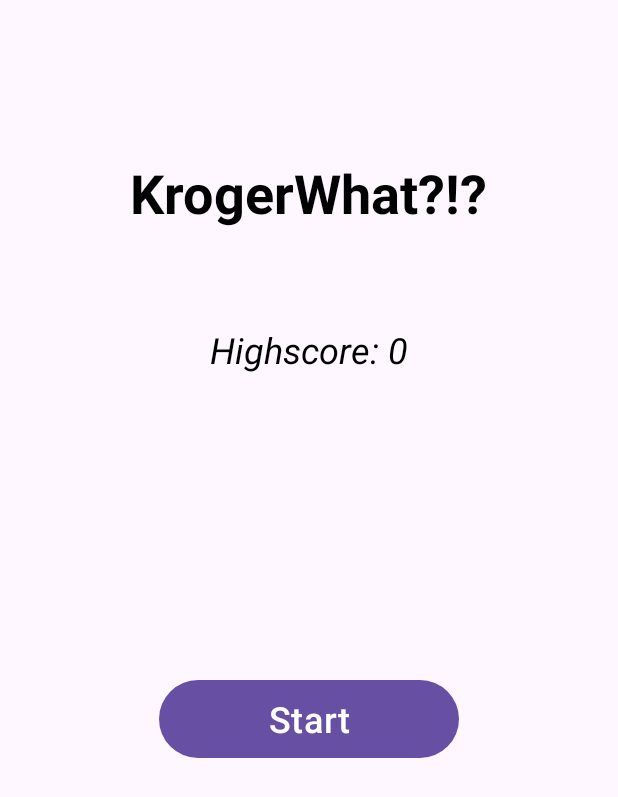
After one commit to VicAlexSim/AmazonWhat, an Android app: the layout menu.xml on its own in the app's theme, with its tools: preview values and no code run, on a phone screen of 412 x 824 dp. The commit adds this screen. Shown: the top 797 px of the screen. Run offline under Robolectric (Android 15) with nearby library versions, the phone set to English and light mode, and no system bars.

Commit message:
Menu Screen

```diff
--- /dev/null
+++ b/app/src/main/res/layout/menu.xml
@@ -0,0 +1,50 @@
+<?xml version="1.0" encoding="utf-8"?>
+<androidx.constraintlayout.widget.ConstraintLayout
+    xmlns:android="http://schemas.android.com/apk/res/android"
+    xmlns:app="http://schemas.android.com/apk/res-auto"
+    android:layout_width="match_parent"
+    android:layout_height="match_parent"
+    android:padding="24dp">
+
+    <!-- Header -->
+    <TextView
+        android:id="@+id/app_title"
+        android:layout_width="wrap_content"
+        android:layout_height="wrap_content"
+        android:text="@string/app_title"
+        android:textSize="36sp"
+        android:textStyle="bold"
+        android:textColor="#000000"
+        app:layout_constraintTop_toTopOf="parent"
+        app:layout_constraintStart_toStartOf="parent"
+        app:layout_constraintEnd_toEndOf="parent"
+        android:layout_marginTop="80dp" />
+
+    <!-- Scoreboard -->
+    <TextView
+        android:id="@+id/scoreboard"
+        android:layout_width="wrap_content"
+        android:layout_height="wrap_content"
+        android:text="Highscore: 0"
+        android:textSize="24sp"
+        android:textStyle="italic"
+        android:textColor="#000000"
+        android:layout_marginTop="64dp"
+        app:layout_constraintTop_toBottomOf="@id/app_title"
+        app:layout_constraintStart_toStartOf="parent"
+        app:layout_constraintEnd_toEndOf="parent" />
+
+    <!-- Start Button -->
+    <Button
+        android:id="@+id/btnStart"
+        android:layout_width="200dp"
+        android:layout_height="60dp"
+        android:text="@string/start_button_text"
+        android:textSize="24sp"
+        android:paddingTop="8dp"
+        android:paddingBottom="8dp"
+        android:layout_marginTop="200dp"
+        app:layout_constraintTop_toBottomOf="@id/scoreboard"
+        app:layout_constraintStart_toStartOf="parent"
+        app:layout_constraintEnd_toEndOf="parent" />
+</androidx.constraintlayout.widget.ConstraintLayout>
--- a/app/src/main/res/values/strings.xml
+++ b/app/src/main/res/values/strings.xml
@@ -1,3 +1,5 @@
 <resources>
     <string name="app_name">AmazonWhat</string>
+    <string name="start_button_text">Start</string>
+    <string name="app_title">KrogerWhat?!?</string>
 </resources>
```
Also changed, not shown: app/src/main/AndroidManifest.xml (+8 -2 lines), app/src/main/java/com/example/amazonwhat/MainActivity.kt (+7 -0 lines), app/src/main/java/com/example/amazonwhat/MenuActivity.kt (added, +44 -0 lines).
